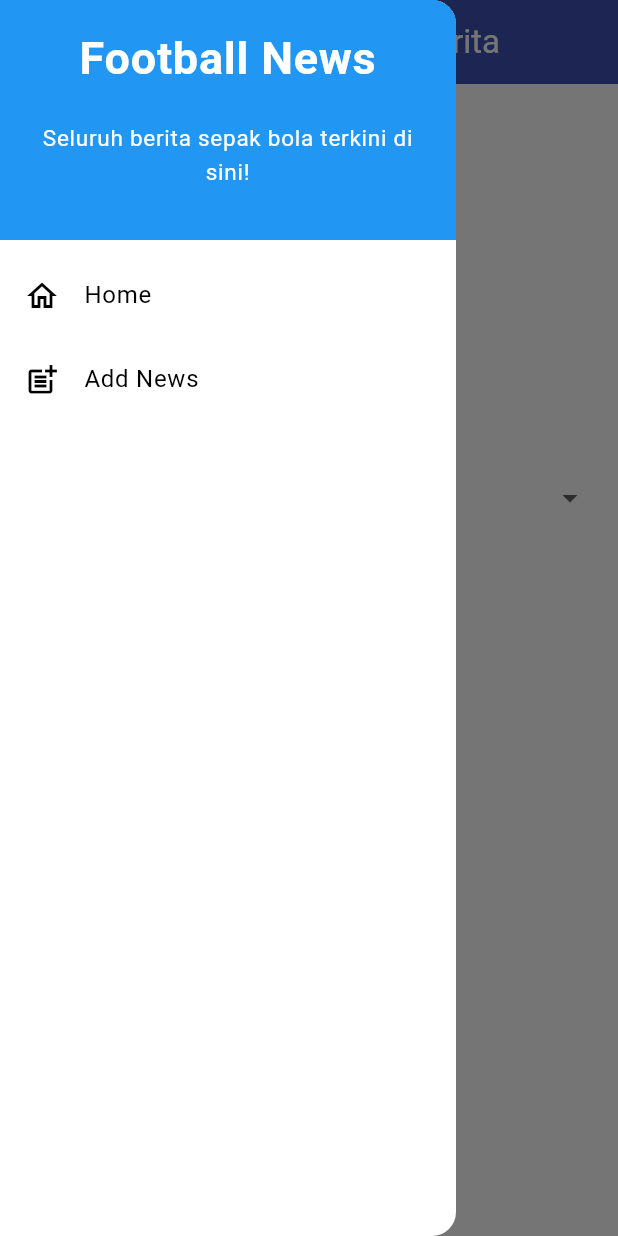
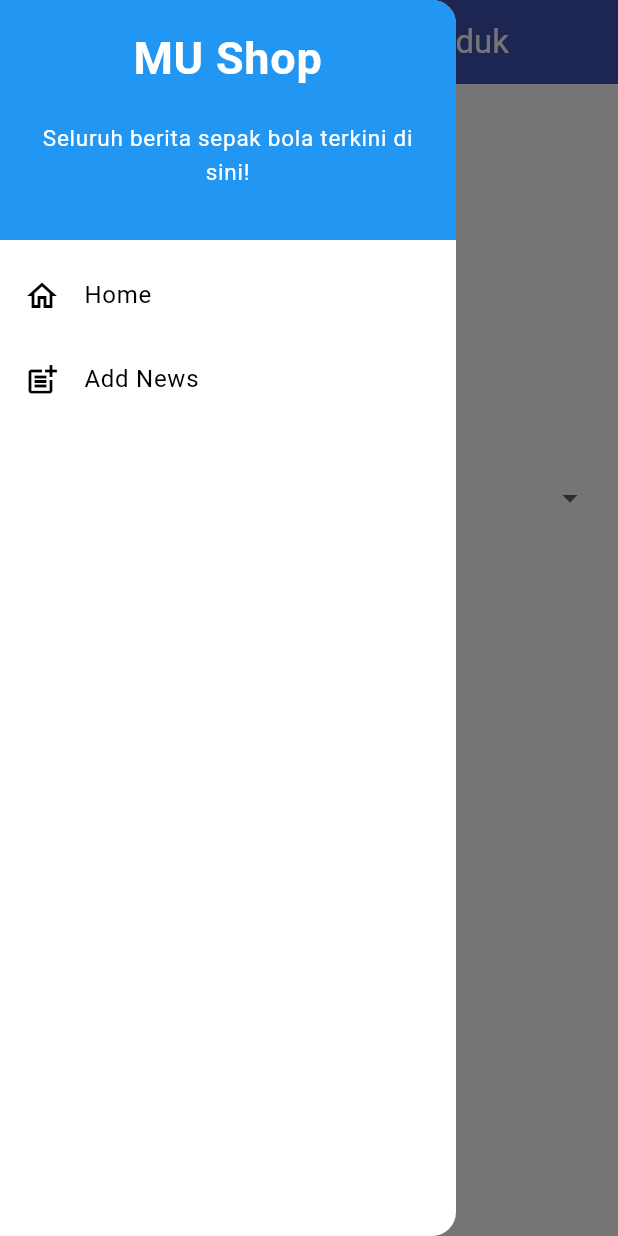
Before and after one commit to muhfauzannn/football-news-mobile, a Flutter app: the NewsFormPage screen opened directly, with the side drawer open, on a phone screen of 412 x 824 dp. Run offline on Flutter 3.47's test engine with Material 3 defaults, Android fonts, the phone set to English and light mode, and no system bars.

Commit message:
tutorial 7

```diff
--- a/lib/menu.dart
+++ b/lib/menu.dart
@@ -20,7 +20,7 @@ class MyHomePage extends StatelessWidget {
       appBar: AppBar(
         // Judul aplikasi "Football News" dengan teks putih dan tebal.
         title: const Text(
-          'Football News',
+          'MU Shop',
           style: TextStyle(color: Colors.white, fontWeight: FontWeight.bold),
         ),
         // Warna latar belakang AppBar diambil dari skema warna tema aplikasi.
--- a/lib/newslist_form.dart
+++ b/lib/newslist_form.dart
@@ -28,7 +28,7 @@ class _NewsFormPageState extends State<NewsFormPage> {
   Widget build(BuildContext context) {
     return Scaffold(
       appBar: AppBar(
-        title: const Center(child: Text('Form Tambah Berita')),
+        title: const Center(child: Text('Form Tambah Produk')),
         backgroundColor: Colors.indigo,
         foregroundColor: Colors.white,
       ),
--- a/lib/widgets/left_drawer.dart
+++ b/lib/widgets/left_drawer.dart
@@ -15,7 +15,7 @@ class LeftDrawer extends StatelessWidget {
             child: Column(
               children: [
                 Text(
-                  'Football News',
+                  'MU Shop',
                   textAlign: TextAlign.center,
                   style: TextStyle(
                     fontSize: 30,
```
